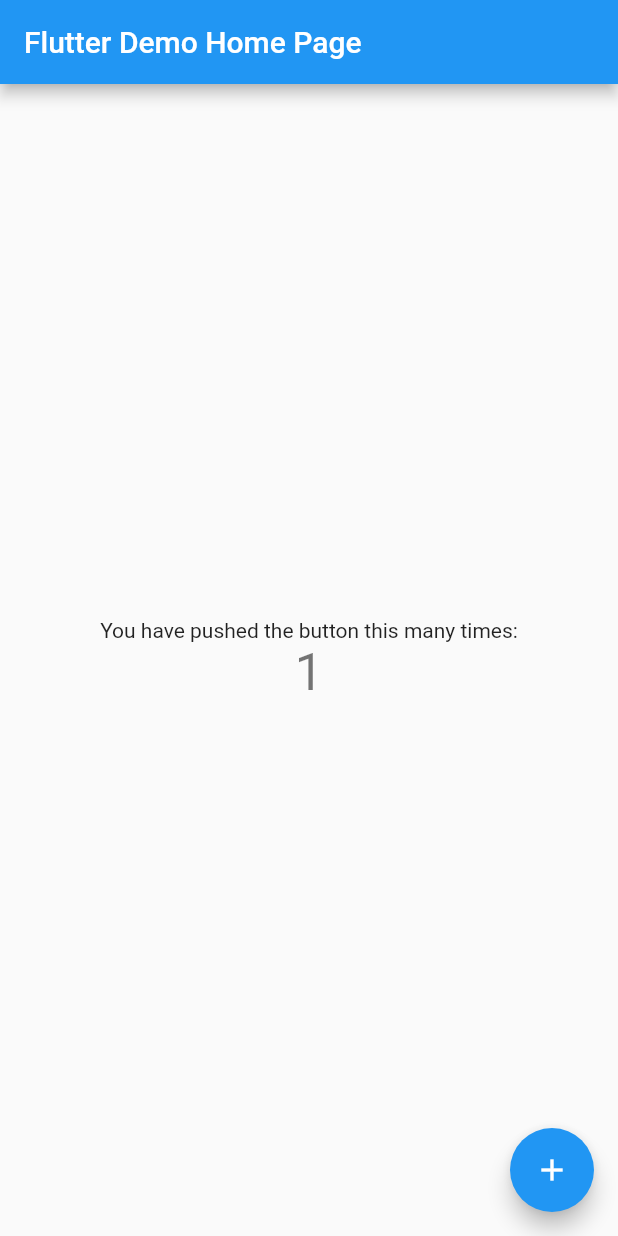
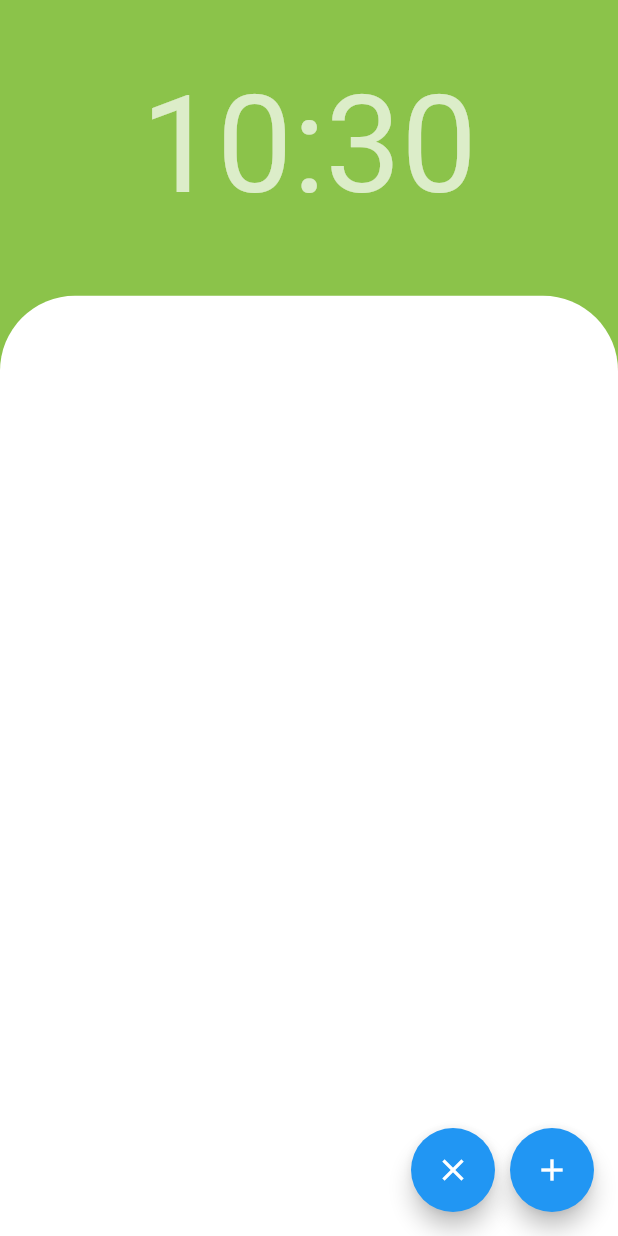
Before and after one commit to mohsinraza-fdev/TodoApp-Flutter, a Flutter app: the screen it shows after launch, after a tap on the "add" icon, on a phone screen of 412 x 824 dp. Run offline on Flutter 3.47's test engine with Material 2 defaults, Android fonts, the phone set to English and light mode, and no system bars.

Commit message:
Clock Added

```diff
--- /dev/null
+++ b/lib/HomePage.dart
@@ -0,0 +1,93 @@
+import 'package:flutter/material.dart';
+import 'package:provider/provider.dart';
+import 'providers/time_provider.dart';
+import 'ItemList.dart';
+import 'dart:async';
+
+class MyHomePage extends StatelessWidget {
+  const MyHomePage({ Key key }) : super(key: key);
+
+
+  @override
+  Widget build(BuildContext context) {
+    Timer.periodic(Duration(seconds: 1), (timer) {
+    context.read<Time>().time();
+   });
+    final size = MediaQuery.of(context).size;
+    var date = DateTime.now();
+    String middle = ":";
+    String time = context.watch<Time>().timeout;
+
+
+    return Scaffold(
+      floatingActionButton: Row(
+        mainAxisAlignment: MainAxisAlignment.end,
+        children: [
+          FloatingActionButton(
+            onPressed: () => {},
+            child: Icon(Icons.clear)
+          ),
+          SizedBox(
+            width: 10,
+          ),
+          FloatingActionButton(
+            onPressed: () => {},
+            child: Icon(Icons.add)
+          ),
+        ],
+      ),
+      backgroundColor: Colors.white,
+      body: Container(
+        height: size.height,
+        width: size.width,
+        child: Row(
+          mainAxisAlignment: MainAxisAlignment.center,
+          children: [
+            Column(
+            mainAxisAlignment: MainAxisAlignment.start,
+            crossAxisAlignment: CrossAxisAlignment.center,
+
+            children: <Widget>[
+              Stack(
+
+                children: [
+                    Container(
+                      width: size.width,
+                      height: size.height,
+                    ),
+                    Container(
+                      alignment: Alignment.topCenter,
+                      width: size.width,
+                      height: size.height * 0.4,
+                      color: Colors.lightGreen,
+                      child: Padding(padding:EdgeInsets.fromLTRB(0, 45, 0, 0) ,child: Text("$time", style: TextStyle(color: Colors.white.withOpacity(0.7), fontSize: 90),)),
+                    ),
+                    Positioned(
+                      bottom: 0,
+                      child: Container(
+                        alignment: Alignment.topCenter,
+                        child: ItemList(),
+                        width: size.width,
+                        height: (size.height * 0.70) + 50,
+                        decoration: BoxDecoration(
+                          color: Colors.white,
+                          shape: BoxShape.rectangle,
+                          borderRadius: BorderRadius.only(
+                            topLeft: Radius.circular(50),
+                            topRight: Radius.circular(50)
+                          ),
+                        ),
+
+                      )
+                    ),
+                ],
+
+              )
+            ],
+          ),
+          ]
+        ),
+      )
+    );
+  }
+}
--- /dev/null
+++ b/lib/ItemList.dart
@@ -0,0 +1,14 @@
+import 'package:flutter/material.dart';
+
+class ItemList extends StatelessWidget {
+  const ItemList({ Key key }) : super(key: key);
+
+  @override
+  Widget build(BuildContext context) {
+    return ListView(
+      children: [
+
+      ],
+    );
+  }
+}
--- a/lib/main.dart
+++ b/lib/main.dart
@@ -1,7 +1,15 @@
 import 'package:flutter/material.dart';
+import 'package:provider/provider.dart';
+import 'HomePage.dart';
+import 'providers/time_provider.dart';
 
 void main() {
-  runApp(MyApp());
+  runApp(MultiProvider(providers: [
+        ChangeNotifierProvider(create:  (_) => Time())
+      ],
+      child: MyApp(),
+    )
+  );
 }
 
 class MyApp extends StatelessWidget {
@@ -9,105 +17,10 @@ class MyApp extends StatelessWidget {
   @override
   Widget build(BuildContext context) {
     return MaterialApp(
-      title: 'Flutter Demo',
-      theme: ThemeData(
-        // This is the theme of your application.
-        //
-        // Try running your application with "flutter run". You'll see the
-        // application has a blue toolbar. Then, without quitting the app, try
-        // changing the primarySwatch below to Colors.green and then invoke
-        // "hot reload" (press "r" in the console where you ran "flutter run",
-        // or simply save your changes to "hot reload" in a Flutter IDE).
-        // Notice that the counter didn't reset back to zero; the application
-        // is not restarted.
-        primarySwatch: Colors.blue,
-      ),
-      home: MyHomePage(title: 'Flutter Demo Home Page'),
+      initialRoute: "/",
+      routes: {
+        '/': (context) => MyHomePage(),
+      },
     );
   }
 }
-
-class MyHomePage extends StatefulWidget {
-  MyHomePage({Key key, this.title}) : super(key: key);
-
-  // This widget is the home page of your application. It is stateful, meaning
-  // that it has a State object (defined below) that contains fields that affect
-  // how it looks.
-
-  // This class is the configuration for the state. It holds the values (in this
-  // case the title) provided by the parent (in this case the App widget) and
-  // used by the build method of the State. Fields in a Widget subclass are
-  // always marked "final".
-
-  final String title;
-
-  @override
-  _MyHomePageState createState() => _MyHomePageState();
-}
-
-class _MyHomePageState extends State<MyHomePage> {
-  int _counter = 0;
-
-  void _incrementCounter() {
-    setState(() {
-      // This call to setState tells the Flutter framework that something has
-      // changed in this State, which causes it to rerun the build method below
-      // so that the display can reflect the updated values. If we changed
-      // _counter without calling setState(), then the build method would not be
-      // called again, and so nothing would appear to happen.
-      _counter++;
-    });
-  }
-
-  @override
-  Widget build(BuildContext context) {
-    // This method is rerun every time setState is called, for instance as done
-    // by the _incrementCounter method above.
-    //
-    // The Flutter framework has been optimized to make rerunning build methods
-    // fast, so that you can just rebuild anything that needs updating rather
-    // than having to individually change instances of widgets.
-    return Scaffold(
-      appBar: AppBar(
-        // Here we take the value from the MyHomePage object that was created by
-        // the App.build method, and use it to set our appbar title.
-        title: Text(widget.title),
-      ),
-      body: Center(
-        // Center is a layout widget. It takes a single child and positions it
-        // in the middle of the parent.
-        child: Column(
-          // Column is also a layout widget. It takes a list of children and
-          // arranges them vertically. By default, it sizes itself to fit its
-          // children horizontally, and tries to be as tall as its parent.
-          //
-          // Invoke "debug painting" (press "p" in the console, choose the
-          // "Toggle Debug Paint" action from the Flutter Inspector in Android
-          // Studio, or the "Toggle Debug Paint" command in Visual Studio Code)
-          // to see the wireframe for each widget.
-          //
-          // Column has various properties to control how it sizes itself and
-          // how it positions its children. Here we use mainAxisAlignment to
-          // center the children vertically; the main axis here is the vertical
-          // axis because Columns are vertical (the cross axis would be
-          // horizontal).
-          mainAxisAlignment: MainAxisAlignment.center,
-          children: <Widget>[
-            Text(
-              'You have pushed the button this many times:',
-            ),
-            Text(
-              '$_counter',
-              style: Theme.of(context).textTheme.headline4,
-            ),
-          ],
-        ),
-      ),
-      floatingActionButton: FloatingActionButton(
-        onPressed: _incrementCounter,
-        tooltip: 'Increment',
-        child: Icon(Icons.add),
-      ), // This trailing comma makes auto-formatting nicer for build methods.
-    );
-  }
-}
--- /dev/null
+++ b/lib/providers/time_provider.dart
@@ -0,0 +1,18 @@
+import 'package:flutter/material.dart';
+
+class Time with ChangeNotifier{
+
+
+  String _seperator = ":";
+  String get seperator => _seperator;
+
+  String _timeout = "";
+  String get timeout => _timeout;
+
+  void time() {
+    var x = DateTime.now();
+    _timeout = "${x.hour.toString().padLeft(2,'0')}$seperator${x.minute.toString().padLeft(2,'0')}";
+    notifyListeners();
+  }
+
+}
--- a/pubspec.yaml
+++ b/pubspec.yaml
@@ -23,6 +23,7 @@ environment:
 dependencies:
   flutter:
     sdk: flutter
+  provider: ^6.0.1
 
 
   # The following adds the Cupertino Icons font to your application.
```
Also changed, not shown: pubspec.lock.
